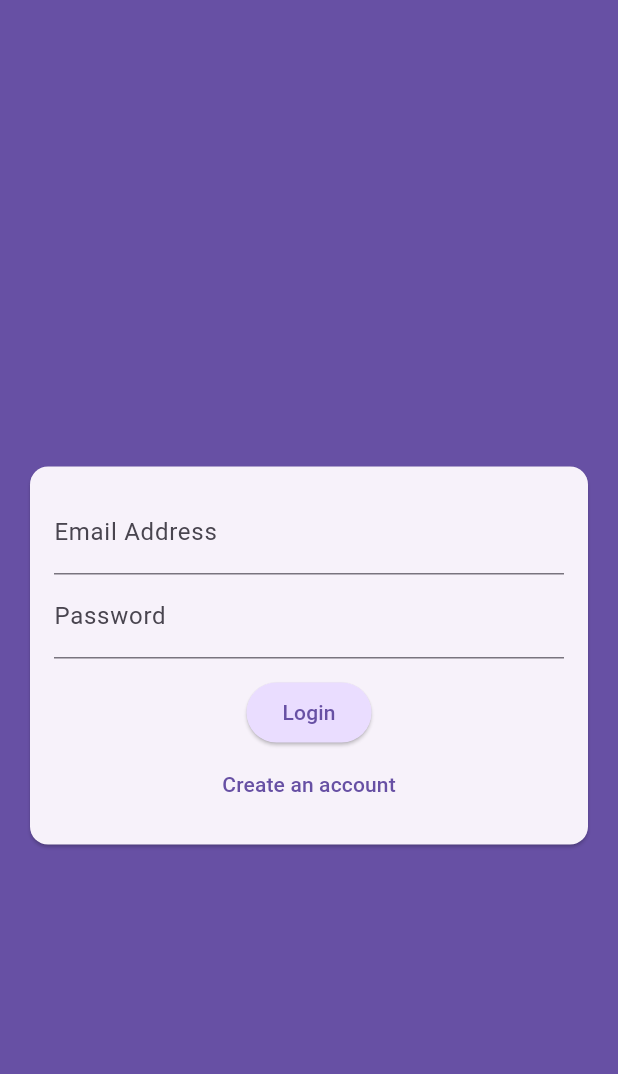
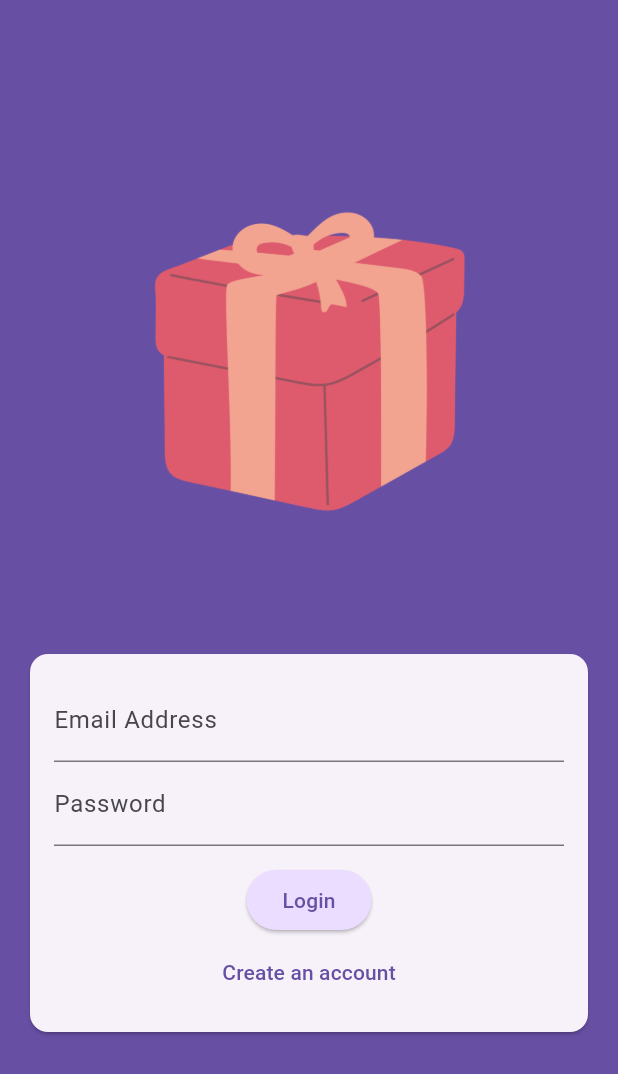
Before and after one commit to ahmedamin-89/mobile_project, a Flutter app: the screen it shows after launch, on a phone screen of 412 x 824 dp. Shown: the top 1074 px of the screen. Run offline on Flutter 3.47's test engine with Material 3 defaults, Android fonts, the phone set to English and light mode, and no system bars; our stand-ins replace cloud_firestore, firebase_auth, firebase_core, firebase_storage, image_picker; accounts and stored records are empty.

Commit message:
Remove unused event list page import; add gift image asset to auth screen; update pubspec.yaml to include gift image asset

```diff
--- a/lib/app.dart
+++ b/lib/app.dart
@@ -7,7 +7,6 @@ import 'screens/home_page.dart';
 import 'screens/splash_screen.dart';
 import 'models/event.dart';
 import 'screens/event_details_page.dart';
-import 'screens/event_list_page.dart';
 import 'screens/gift_list_page.dart';
 import 'screens/gift_details_page.dart';
 import 'screens/profile_page.dart';
--- a/lib/screens/auth.dart
+++ b/lib/screens/auth.dart
@@ -87,6 +87,8 @@ class _AuthScreenState extends State<AuthScreen> {
           child: Column(
             mainAxisAlignment: MainAxisAlignment.center,
             children: [
+              const Image(
+                  image: AssetImage('assets/images/gift.png'), width: 250),
               Container(
                 margin: const EdgeInsets.only(
                   top: 30,
```
Also changed, not shown: pubspec.yaml (+3 -5 lines), assets/images/gift.png (added), 1 other file.
